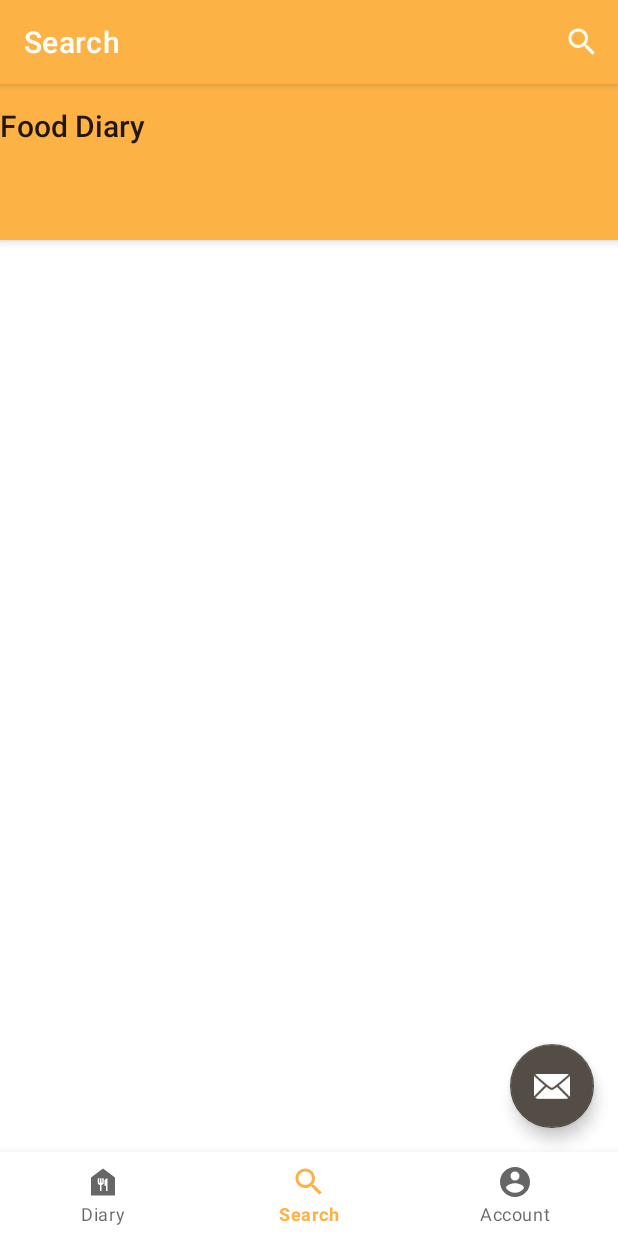
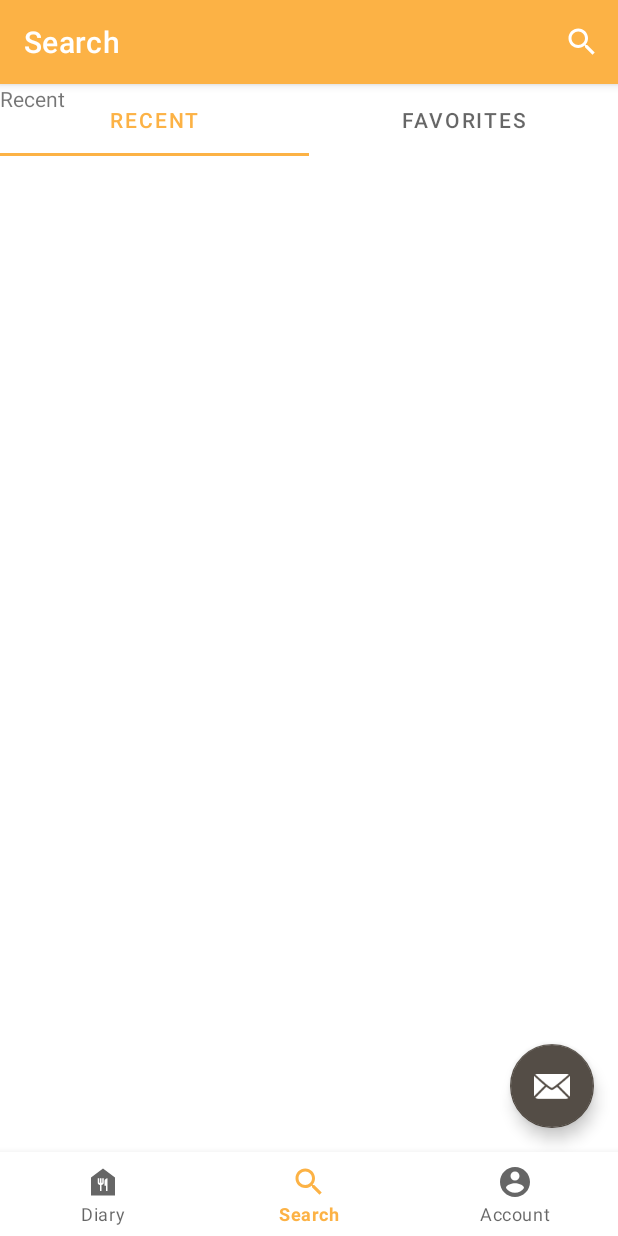
Before and after one commit to Wonderjack996/Food-Diary, an Android app: the SearchFragment screen opened through its navigation route, on a phone screen of 412 x 824 dp. Run offline under Robolectric (Android 15) with nearby library versions, the phone set to English and light mode, and no system bars; our stand-ins replace navigation-ui.

Commit message:
Aggiunto swipe per tab layout in fragment search
Fatto swipe tra tab con tab layout e viewpager2.

Co-Authored-By: matteoprovezza <57905330+matteoprovezza@users.noreply.github.com>

```diff
--- a/app/src/main/java/it/fooddiary/ui/diary/DiaryFragment.java
+++ b/app/src/main/java/it/fooddiary/ui/diary/DiaryFragment.java
@@ -47,6 +47,10 @@ public class DiaryFragment extends Fragment {
     private static final String TAG = "DiaryFragment";
 
     private final Date currentDate;
+
+    public DiaryFragment() {
+        this.currentDate = Calendar.getInstance().getTime();
+    }
 
     public DiaryFragment(Date date) {
         this.currentDate = date;
--- /dev/null
+++ b/app/src/main/java/it/fooddiary/ui/search/FavoriteFragment.java
@@ -0,0 +1,66 @@
+package it.fooddiary.ui.search;
+
+import android.os.Bundle;
+
+import androidx.fragment.app.Fragment;
+
+import android.view.LayoutInflater;
+import android.view.View;
+import android.view.ViewGroup;
+
+import it.fooddiary.R;
+
+/**
+ * A simple {@link Fragment} subclass.
+ * Use the {@link FavoriteFragment#newInstance} factory method to
+ * create an instance of this fragment.
+ */
+public class FavoriteFragment extends Fragment {
+
+    // TODO: Rename parameter arguments, choose names that match
+    // the fragment initialization parameters, e.g. ARG_ITEM_NUMBER
+    private static final String ARG_PARAM1 = "param1";
+    private static final String ARG_PARAM2 = "param2";
+
+    // TODO: Rename and change types of parameters
+    private String mParam1;
+    private String mParam2;
+
+    public FavoriteFragment() {
+        // Required empty public constructor
+    }
+
+    /**
+     * Use this factory method to create a new instance of
+     * this fragment using the provided parameters.
+     *
+     * @param param1 Parameter 1.
+     * @param param2 Parameter 2.
+     * @return A new instance of fragment FavoriteFragment.
+     */
+    // TODO: Rename and change types and number of parameters
+    public static FavoriteFragment newInstance(String param1, String param2) {
+        FavoriteFragment fragment = new FavoriteFragment();
+        Bundle args = new Bundle();
+        args.putString(ARG_PARAM1, param1);
+        args.putString(ARG_PARAM2, param2);
+        fragment.setArguments(args);
+        return fragment;
+    }
+
+    @Override
+    public void onCreate(Bundle savedInstanceState) {
+        super.onCreate(savedInstanceState);
+        if (getArguments() != null) {
+            mParam1 = getArguments().getString(ARG_PARAM1);
+            mParam2 = getArguments().getString(ARG_PARAM2);
+        }
+    }
+
+    @Override
+    public View onCreateView(LayoutInflater inflater, ViewGroup container,
+                             Bundle savedInstanceState) {
+        // Inflate the layout for this fragment
+        return inflater.inflate(R.layout.fragment_favorite, container, false);
+    }
+}
--- /dev/null
+++ b/app/src/main/java/it/fooddiary/ui/search/RecentFragment.java
@@ -0,0 +1,66 @@
+package it.fooddiary.ui.search;
+
+import android.os.Bundle;
+
+import androidx.fragment.app.Fragment;
+
+import android.view.LayoutInflater;
+import android.view.View;
+import android.view.ViewGroup;
+
+import it.fooddiary.R;
+
+/**
+ * A simple {@link Fragment} subclass.
+ * Use the {@link RecentFragment#newInstance} factory method to
+ * create an instance of this fragment.
+ */
+public class RecentFragment extends Fragment {
+
+    // TODO: Rename parameter arguments, choose names that match
+    // the fragment initialization parameters, e.g. ARG_ITEM_NUMBER
+    private static final String ARG_PARAM1 = "param1";
+    private static final String ARG_PARAM2 = "param2";
+
+    // TODO: Rename and change types of parameters
+    private String mParam1;
+    private String mParam2;
+
+    public RecentFragment() {
+        // Required empty public constructor
+    }
+
+    /**
+     * Use this factory method to create a new instance of
+     * this fragment using the provided parameters.
+     *
+     * @param param1 Parameter 1.
+     * @param param2 Parameter 2.
+     * @return A new instance of fragment RecentFragment.
+     */
+    // TODO: Rename and change types and number of parameters
+    public static RecentFragment newInstance(String param1, String param2) {
+        RecentFragment fragment = new RecentFragment();
+        Bundle args = new Bundle();
+        args.putString(ARG_PARAM1, param1);
+        args.putString(ARG_PARAM2, param2);
+        fragment.setArguments(args);
+        return fragment;
+    }
+
+    @Override
+    public void onCreate(Bundle savedInstanceState) {
+        super.onCreate(savedInstanceState);
+        if (getArguments() != null) {
+            mParam1 = getArguments().getString(ARG_PARAM1);
+            mParam2 = getArguments().getString(ARG_PARAM2);
+        }
+    }
+
+    @Override
+    public View onCreateView(LayoutInflater inflater, ViewGroup container,
+                             Bundle savedInstanceState) {
+        // Inflate the layout for this fragment
+        return inflater.inflate(R.layout.fragment_recent, container, false);
+    }
+}
--- a/app/src/main/java/it/fooddiary/ui/search/SearchFragment.java
+++ b/app/src/main/java/it/fooddiary/ui/search/SearchFragment.java
@@ -12,12 +12,18 @@ import androidx.annotation.NonNull;
 import androidx.annotation.Nullable;
 import androidx.fragment.app.Fragment;
 import androidx.viewpager.widget.ViewPager;
+import androidx.viewpager2.widget.ViewPager2;
 
 import com.google.android.material.tabs.TabLayout;
+import com.google.android.material.tabs.TabLayoutMediator;
 
 import it.fooddiary.R;
 
 public class SearchFragment extends Fragment {
+
+    private ViewPager2 searchViewPager;
+    private TabLayout searchTabLayout;
+    private TabsStateAdapter tabsAdapter;
 
     @Override
     public void onCreate(@Nullable Bundle savedInstanceState) {
@@ -48,15 +54,31 @@ public class SearchFragment extends Fragment {
     public View onCreateView(@NonNull LayoutInflater inflater,
                              @Nullable ViewGroup container,
                              @Nullable Bundle savedInstanceState) {
+        return inflater.inflate(R.layout.fragment_search, container, false);
+    }
 
-        View root = inflater.inflate(R.layout.fragment_search,
-                container, false);
+    @Override
+    public void onViewCreated(@NonNull View view, @Nullable Bundle savedInstanceState) {
+        super.onViewCreated(view, savedInstanceState);
 
-        ViewPager viewPager = root.findViewById(R.id.searchViewPager);
-        TabLayout tabs = root.findViewById(R.id.searchTabs);
-        tabs.setupWithViewPager(viewPager);
+        searchViewPager = view.findViewById(R.id.searchViewPager2);
+        searchTabLayout = view.findViewById(R.id.searcTabLayout);
+        tabsAdapter = new TabsStateAdapter(getChildFragmentManager(), getLifecycle());
 
-        // Inflate the layout for this fragment
-        return root;
+        searchViewPager.setAdapter(tabsAdapter);
+
+        new TabLayoutMediator(searchTabLayout, searchViewPager,
+                (tab, position) -> {
+                    switch(position) {
+                        case 0:
+                            tab.setText(R.string.searchTab1);
+                            break;
+                        case 1:
+                            tab.setText(R.string.searchTab2);
+                            break;
+                        default:
+                            tab.setText("error");
+                    }
+                }).attach();
     }
 }
--- /dev/null
+++ b/app/src/main/java/it/fooddiary/ui/search/TabsStateAdapter.java
@@ -0,0 +1,36 @@
+package it.fooddiary.ui.search;
+
+import androidx.annotation.NonNull;
+import androidx.fragment.app.Fragment;
+import androidx.fragment.app.FragmentManager;
+import androidx.lifecycle.Lifecycle;
+import androidx.viewpager2.adapter.FragmentStateAdapter;
+
+public class TabsStateAdapter extends FragmentStateAdapter {
+
+    private final RecentFragment recent;
+    private final FavoriteFragment favorite;
+
+    public TabsStateAdapter(FragmentManager fm, Lifecycle lc) {
+        super(fm, lc);
+        recent = new RecentFragment();
+        favorite = new FavoriteFragment();
+    }
+
+    @NonNull
+    @Override
+    public Fragment createFragment(int position) {
+        switch(position) {
+            case 0:
+                return recent;
+            case 1:
+                return favorite;
+        }
+        return null;
+    }
+
+    @Override
+    public int getItemCount() {
+        return 2;
+    }
+}
--- /dev/null
+++ b/app/src/main/res/layout/fragment_recent.xml
@@ -0,0 +1,19 @@
+<?xml version="1.0" encoding="utf-8"?>
+<androidx.constraintlayout.widget.ConstraintLayout
+    xmlns:android="http://schemas.android.com/apk/res/android"
+    xmlns:app="http://schemas.android.com/apk/res-auto"
+    xmlns:tools="http://schemas.android.com/tools"
+    android:layout_width="match_parent"
+    android:layout_height="match_parent"
+    tools:context=".ui.search.RecentFragment"
+    android:layout_marginTop="32dp">
+
+    <TextView
+        android:layout_width="match_parent"
+        android:layout_height="wrap_content"
+        android:text="Recent"
+        app:layout_constraintEnd_toEndOf="parent"
+        app:layout_constraintStart_toStartOf="parent"
+        app:layout_constraintTop_toTopOf="parent" />
+
+</androidx.constraintlayout.widget.ConstraintLayout>
--- a/app/src/main/res/layout/fragment_search.xml
+++ b/app/src/main/res/layout/fragment_search.xml
@@ -6,33 +6,16 @@
     android:layout_height="match_parent"
     tools:context=".MainActivity">
 
-    <com.google.android.material.appbar.AppBarLayout
+    <com.google.android.material.tabs.TabLayout
+        android:id="@+id/searcTabLayout"
         android:layout_width="match_parent"
         android:layout_height="wrap_content"
-        >
+        app:tabMode="fixed" />
 
-        <TextView
-            android:id="@+id/title"
-            android:layout_width="wrap_content"
-            android:layout_height="wrap_content"
-            android:gravity="center"
-            android:minHeight="?actionBarSize"
-
-            android:text="@string/app_name"
-            android:textAppearance="@style/TextAppearance.Widget.AppCompat.Toolbar.Title" />
-
-        <com.google.android.material.tabs.TabLayout
-            android:id="@+id/tabs"
-            android:layout_width="match_parent"
-            android:layout_height="wrap_content"
-            android:background="?attr/colorPrimary" />
-    </com.google.android.material.appbar.AppBarLayout>
-
-    <androidx.viewpager.widget.ViewPager
-        android:id="@+id/view_pager"
+    <androidx.viewpager2.widget.ViewPager2
+        android:id="@+id/searchViewPager2"
         android:layout_width="match_parent"
-        android:layout_height="match_parent"
-        app:layout_behavior="@string/appbar_scrolling_view_behavior" />
+        android:layout_height="match_parent" />
 
     <com.google.android.material.floatingactionbutton.FloatingActionButton
         android:id="@+id/addCalories_floatingButton"
@@ -40,5 +23,6 @@
         android:layout_height="wrap_content"
         android:layout_gravity="bottom|end"
         android:layout_margin="@dimen/fab_margin"
-        app:srcCompat="@android:drawable/ic_dialog_email" />
+        app:srcCompat="@android:drawable/ic_dialog_email"
+        android:contentDescription="@string/addCalories" />
 </androidx.coordinatorlayout.widget.CoordinatorLayout>
```
Also changed, not shown: app/src/main/res/layout/fragment_favorite.xml (added, +18 -0 lines).
